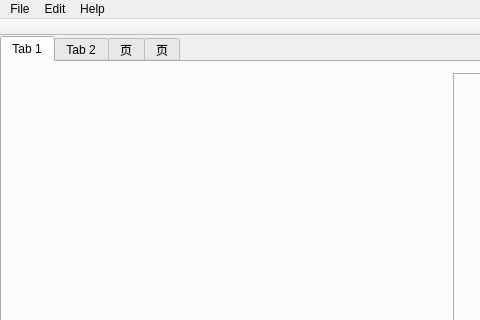
Old version of the form src/main_window.ui in the repository jiachen1119/gnss-sdr-monitor; both pictures show x 0 to 480 and y 0 to 320 of the 900 by 647 pixel window.
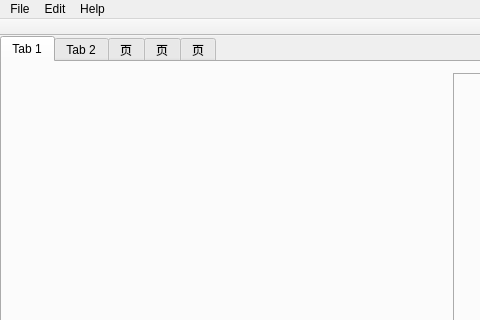
New version of the form. Icons and pictures are not drawn. Custom widgets are drawn as their Qt base class.

Commit message: add the alarm tab page

```diff
--- a/src/main_window.ui
+++ b/src/main_window.ui
@@ -78,6 +78,11 @@
         <string>页</string>
        </attribute>
       </widget>
+      <widget class="QWidget" name="tab_5">
+       <attribute name="title">
+        <string>页</string>
+       </attribute>
+      </widget>
      </widget>
     </item>
    </layout>
```
The commit also changes 5 other files.
